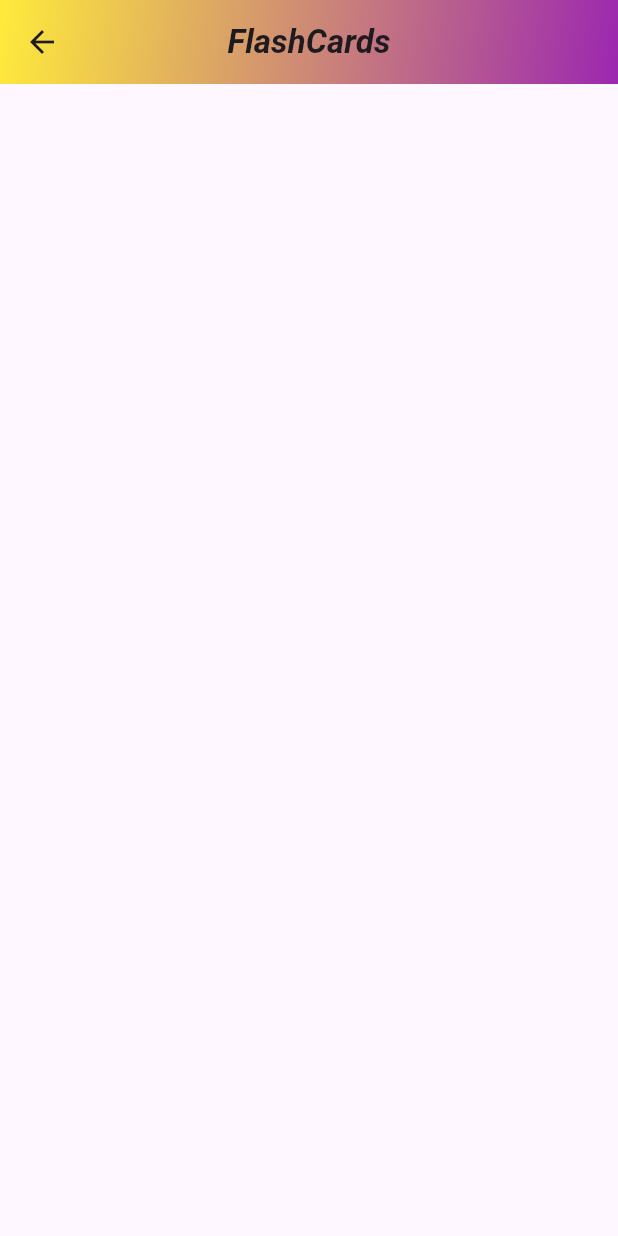
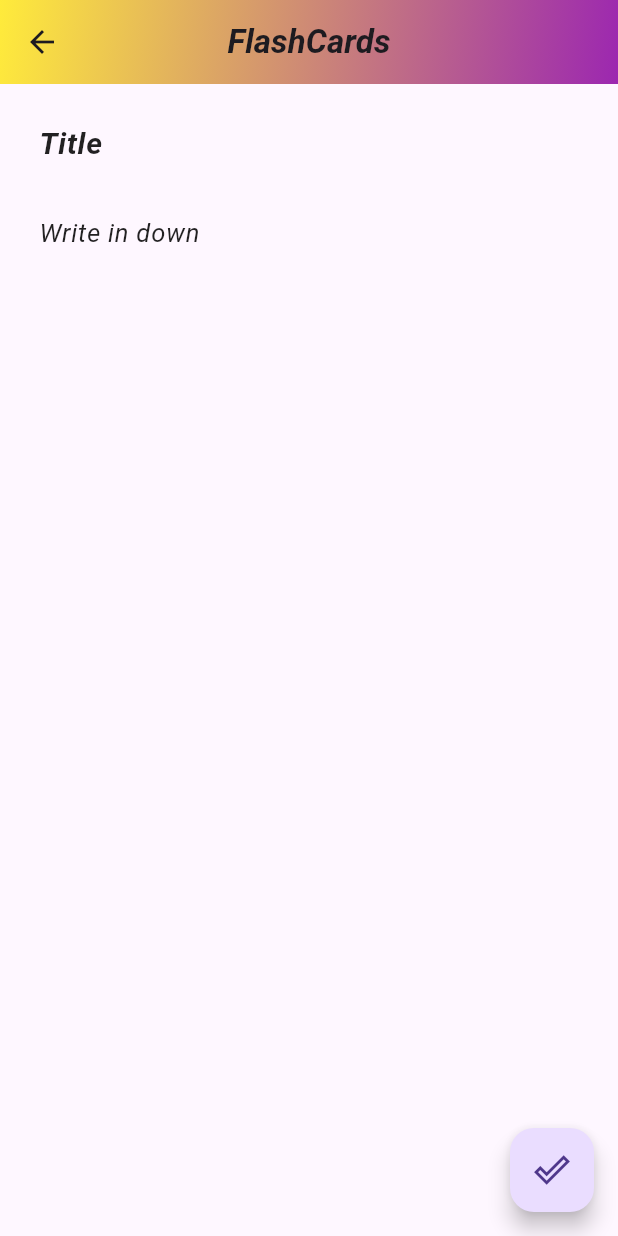
Before and after one commit to Shammas512/flashcards-app, a Flutter app: the FlashUi screen opened directly, on a phone screen of 412 x 824 dp. Run offline on Flutter 3.47's test engine with Material 3 defaults, Android fonts, the phone set to English and light mode, and no system bars; our stand-ins replace get.

Commit message:
Updated with View Screen and create

```diff
--- a/lib/Flashcard_Screen/flash_ui.dart
+++ b/lib/Flashcard_Screen/flash_ui.dart
@@ -1,25 +1,70 @@
 import 'package:flashcards/GlobalWidgets/gappbar.dart';
+import 'package:flashcards/Provider/provider_class.dart';
 import 'package:flutter/material.dart';
+import 'package:provider/provider.dart';
 
 class FlashUi extends StatelessWidget {
-  const FlashUi({super.key});
+  TextEditingController Title = TextEditingController();
+  TextEditingController Content = TextEditingController();
+  FlashUi({super.key});
 
   @override
   Widget build(BuildContext context) {
     return Scaffold(
+      resizeToAvoidBottomInset: false,
       appBar: Gappbar(),
-      body: Padding(padding: EdgeInsets.all(10),
-      child:Column(
-         children: [
-          Container(
+      body: Padding(
+        padding: EdgeInsets.all(10),
+        child: Column(
+          crossAxisAlignment: CrossAxisAlignment.start,
+          children: [
+            Container(
+              height: 60,
+              width: double.infinity,
+              child: TextField(
+                controller: Title,
+                style: TextStyle(
+                    fontStyle: FontStyle.italic, fontWeight: FontWeight.bold),
+                decoration: InputDecoration(
+                    hintText: "Title",
+                    hintStyle: TextStyle(
+                      fontStyle: FontStyle.italic,
+                      fontSize: 20,
+                      color: Colors.black87,
+                    ),
+                    border: OutlineInputBorder(borderSide: BorderSide.none)),
+              ),
+            ),
+            Container(
+              // color: Colors.amber,
+              height: 500,
 
-          ),
-         ],
+              width: 350,
+              child: TextField(
+                style: TextStyle(fontStyle: FontStyle.italic),
+                controller: Content,
+                maxLines: null,
+                decoration: InputDecoration(
+                    hintText: "Write in down",
+                    hintStyle: TextStyle(
+                      fontStyle: FontStyle.italic,
+                      fontSize: 17,
+                      color: Colors.black87,
+                    ),
+                    border: OutlineInputBorder(borderSide: BorderSide.none)),
+              ),
+            ),
 
-      ) ,
-
+          ],
+        ),
       ),
+     floatingActionButton:   FloatingActionButton(
+              onPressed: () {
+                context.read<FlashClass>().addflash(Title.text, Content.text);
+                Navigator.pop(context);
+              },
+              child: Icon(Icons.done_outline_outlined),
+            ),
     );
-
   }
 }
--- a/lib/Provider/provider_class.dart
+++ b/lib/Provider/provider_class.dart
@@ -1,20 +1,29 @@
 import 'package:flutter/material.dart';
 
 class FlashClass extends ChangeNotifier {
-  List <Map<String,dynamic>> flashcards = [{
-    "Name" : "Microsoft Word",
-    "Content" : "A Software By Microsoft"
-  },
-   {
-    "Name" : "Bionomial Theorem",
-    "Content" : "Hello Bianimial therom is the branch of MatheMatics"
-  },
-   {
-    "Name" : "Mechanical Physics",
-    "Content" : "Mechanical Physices is the branch of Physics"
-  },
-
+  List<Map<String, dynamic>> flashcards = [
+    {"Name": "Microsoft Word", "Content": "A Software By Microsoft"},
+    {
+      "Name": "Bionomial Theorem",
+      "Content": "Hello Bianimial therom is the branch of MatheMatics"
+    },
+    {
+      "Name": "Mechanical Physics",
+      "Content": "Mechanical Physices is the branch of Physics"
+    },
   ];
   List<Map<String, dynamic>> flashpro() => flashcards;
 
+  void addflash(String title, Content) {
+    flashcards.add({
+      "Name": title,
+      "Content": Content,
+    });
+    notifyListeners();
+  }
+
+  void deleteflash(int index) {
+    flashcards.removeAt(index);
+    notifyListeners();
+  }
 }
--- a/lib/main.dart
+++ b/lib/main.dart
@@ -1,6 +1,8 @@
+import 'package:flashcards/Flashcard_Screen/flash_ui.dart';
 import 'package:flashcards/Flashcard_Screen/flashcarda.dart';
 import 'package:flashcards/Provider/provider_class.dart';
 import 'package:flutter/material.dart';
+import 'package:get/get_navigation/src/root/get_material_app.dart';
 import 'package:provider/provider.dart';
 
 void main() {
@@ -17,7 +19,7 @@ class MyApp extends StatelessWidget {
 
   @override
   Widget build(BuildContext context) {
-    return MaterialApp(
+    return GetMaterialApp(
       debugShowCheckedModeBanner: false,
       home: Flashcarda(),
     );
--- a/pubspec.yaml
+++ b/pubspec.yaml
@@ -35,6 +35,7 @@ dependencies:
   # Use with the CupertinoIcons class for iOS style icons.
   cupertino_icons: ^1.0.8
   provider: ^6.1.2
+  get: ^4.6.6
 
 dev_dependencies:
   flutter_test:
```
Also changed, not shown: lib/Flashcard_Screen/flash_seen.dart (added, +34 -0 lines), lib/Flashcard_Screen/flashcarda.dart (+36 -10 lines), lib/GlobalWidgets/login_widgets.dart (added), pubspec.lock.
